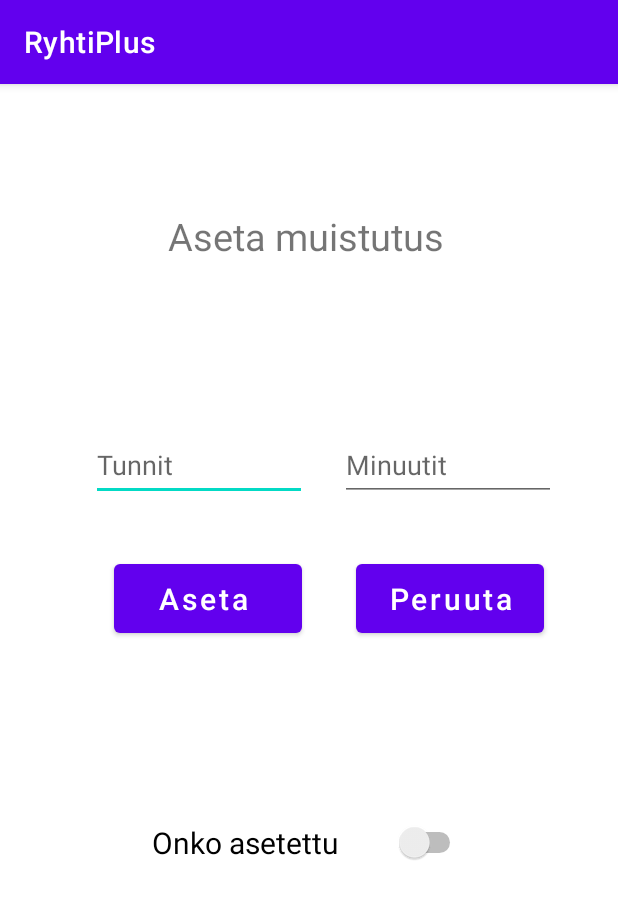
After one commit to Saukho/ryhti, an Android app: the SetNotifActivity screen opened directly, with no data from a screen before it, on a phone screen of 412 x 824 dp. The commit adds this screen. Shown: the top 899 px of the screen. Run offline under Robolectric (Android 15) with nearby library versions, the phone set to English and light mode, and no system bars.

Commit message:
MainActivityn koodi on siirretty setNotifActivity - tiedostoon.

```diff
--- a/app/src/main/AndroidManifest.xml
+++ b/app/src/main/AndroidManifest.xml
@@ -22,6 +22,9 @@
         <receiver android:name="AlarmReciver"
             android:enabled="true"
             android:exported="true"/>
+        <activity
+            android:name=".SetNotifActivity"
+            android:exported="true" />
     </application>
 
 </manifest>
--- /dev/null
+++ b/app/src/main/java/com/example/ryhtiplus/SetNotifActivity.java
@@ -0,0 +1,94 @@
+package com.example.ryhtiplus;
+
+
+import android.app.AlarmManager;
+import android.app.PendingIntent;
+import android.os.Bundle;
+import android.view.View;
+import android.widget.Button;
+import android.widget.EditText;
+import android.widget.Switch;
+import android.widget.Toast;
+
+import androidx.appcompat.app.AppCompatActivity;
+
+public class SetNotifActivity extends MainActivity{
+
+    PendingIntent pendingIntent;
+    AlarmManager alarmManager;
+    EditText setHour;
+    EditText setMinute;
+    Switch isAlarmEnabled;
+    Button setAlarmButton;
+    Button cancleAlarmBtn;
+    AlarmHandler alarmHandler;
+
+    @Override
+    protected void onCreate(Bundle savedInstanceState) {
+        super.onCreate(savedInstanceState);
+        setContentView(R.layout.activity_set_notif);
+        alarmManager = (AlarmManager) getSystemService(ALARM_SERVICE);
+        setHour = findViewById(R.id.setHour);
+        setMinute = findViewById(R.id.setMinute);
+        isAlarmEnabled = (Switch) findViewById(R.id.isAlarmEnabled);
+        setAlarmButton = (Button) findViewById(R.id.setAlarmButton);
+        cancleAlarmBtn = (Button) findViewById(R.id.cancleAlarmBtn);
+        alarmHandler = new AlarmHandler(this, alarmManager);
+        isAlarmEnabled.setChecked(false);
+    }
+
+    @Override
+    protected void onPause() {
+        super.onPause();
+        isAlarmEnabled.setChecked(true);
+    }
+
+    public void setAlarm(View view){
+        int hour = 0;
+        int minute = 0;
+        //Tarkistaa, että tunti on kokonaisluku, muuten se on 0
+        try {
+             hour = Integer.parseInt(setHour.getText().toString());
+        }catch (NumberFormatException ex) {
+
+        }
+        //Tarkistaa, että minuutit on kokonaisluku, muuten ilmoittaa siitä käyttäjälle
+        try {
+            minute = Integer.parseInt(setMinute.getText().toString());
+        }catch (NumberFormatException ex) {
+            Toast.makeText(SetNotifActivity.this, "Anna minuutit kokonaislukuna", Toast.LENGTH_SHORT).show();
+            return;
+        }
+
+        long setTime = turnHourToMls(hour) + turnMinuteToMls(minute);
+        if(setTime  >= 60000){
+            Alarm alarm = new Alarm(1, setTime, "Notification","Text",true);
+            alarmHandler.setNewAlarm(alarm);
+        } else {
+            setTime = 1000;
+            Alarm alarm = new Alarm(1, setTime,"Notification","Text",true);
+            alarmHandler.setNewAlarm(alarm);
+        }
+        isAlarmEnabled.setChecked(true);
+        Toast.makeText(SetNotifActivity.this, "Muistutus on asetettu", Toast.LENGTH_SHORT).show();
+    }
+
+    public void cancleAlarm(View view){
+        //tätä pitää vielä muokata
+        /*Intent intent = new Intent(this, AlarmReciver.class);
+        pendingIntent = PendingIntent.getBroadcast(this, Integer.valueOf(setId.getText().toString()) + 10, intent, 0);
+        alarmManager.cancel(pendingIntent);
+        Toast.makeText(MainActivity.this, "ALARM OFF", Toast.LENGTH_SHORT).show();*/
+        isAlarmEnabled.setChecked(false);
+        Toast.makeText(SetNotifActivity.this, "Muistutus on peruuttu", Toast.LENGTH_SHORT).show();
+    }
+    public long turnHourToMls(int h){
+        long mls = h * 1000 * 60 * 60;
+        return mls;
+    }
+    public long turnMinuteToMls(int m){
+        long mls = m * 1000 * 60;
+        return mls;
+    }
+
+}
--- /dev/null
+++ b/app/src/main/res/layout/activity_set_notif.xml
@@ -0,0 +1,96 @@
+<?xml version="1.0" encoding="utf-8"?>
+<androidx.constraintlayout.widget.ConstraintLayout xmlns:android="http://schemas.android.com/apk/res/android"
+xmlns:app="http://schemas.android.com/apk/res-auto"
+xmlns:tools="http://schemas.android.com/tools"
+android:layout_width="match_parent"
+android:layout_height="match_parent"
+tools:context=".SetNotifActivity">
+
+<!--Added Toggle Button to set the alarm on or off-->
+<!--ByDefault toggleButton is set to false-->
+
+<EditText
+    android:id="@+id/setHour"
+    android:layout_width="144dp"
+    android:layout_height="48dp"
+    android:layout_marginTop="88dp"
+    android:ems="10"
+    android:hint="Tunnit"
+    android:inputType="textPersonName"
+    app:layout_constraintEnd_toStartOf="@+id/setMinute"
+    app:layout_constraintHorizontal_bias="0.731"
+    app:layout_constraintStart_toStartOf="parent"
+    app:layout_constraintTop_toBottomOf="@+id/textViewSetTime" />
+
+<EditText
+    android:id="@+id/setMinute"
+    android:layout_width="144dp"
+    android:layout_height="48dp"
+    android:layout_marginTop="88dp"
+    android:ems="10"
+    android:hint="Minuutit"
+    android:inputType="time"
+    app:layout_constraintEnd_toEndOf="parent"
+    app:layout_constraintHorizontal_bias="0.846"
+    app:layout_constraintStart_toStartOf="parent"
+    app:layout_constraintTop_toBottomOf="@+id/textViewSetTime" />
+
+<Switch
+    android:id="@+id/isAlarmEnabled"
+    android:layout_width="209dp"
+    android:layout_height="59dp"
+    android:layout_marginTop="92dp"
+    android:editable="false"
+    android:minHeight="48dp"
+    android:text="Onko asetettu"
+    android:textSize="20sp"
+    app:layout_constraintEnd_toEndOf="parent"
+    app:layout_constraintStart_toStartOf="parent"
+    app:layout_constraintTop_toTopOf="@+id/guideline2" />
+
+<Button
+    android:id="@+id/setAlarmButton"
+    android:layout_width="125dp"
+    android:layout_height="58dp"
+    android:layout_marginStart="76dp"
+    android:layout_marginTop="36dp"
+    android:onClick="setAlarm"
+    android:text="Aseta "
+    android:textAllCaps="false"
+    android:textSize="20sp"
+    app:layout_constraintStart_toStartOf="parent"
+    app:layout_constraintTop_toBottomOf="@+id/setHour" />
+
+<Button
+    android:id="@+id/cancleAlarmBtn"
+    android:layout_width="125dp"
+    android:layout_height="58dp"
+    android:layout_marginStart="36dp"
+    android:onClick="cancleAlarm"
+    android:text="Peruuta"
+    android:textAllCaps="false"
+    android:textSize="20sp"
+    app:layout_constraintBaseline_toBaselineOf="@+id/setAlarmButton"
+    app:layout_constraintStart_toEndOf="@+id/setAlarmButton" />
+
+<TextView
+    android:id="@+id/textViewSetTime"
+    android:layout_width="186dp"
+    android:layout_height="58dp"
+    android:layout_marginTop="84dp"
+    android:text="Aseta muistutus"
+    android:textSize="25sp"
+    app:layout_constraintEnd_toEndOf="parent"
+    app:layout_constraintHorizontal_bias="0.497"
+    app:layout_constraintStart_toStartOf="parent"
+    app:layout_constraintTop_toTopOf="parent" />
+
+<androidx.constraintlayout.widget.Guideline
+    android:id="@+id/guideline2"
+    android:layout_width="wrap_content"
+    android:layout_height="wrap_content"
+    android:orientation="horizontal"
+    app:layout_constraintGuide_percent="0.5" />
+
+
+</androidx.constraintlayout.widget.ConstraintLayout>
--- a/app/src/main/res/values/strings.xml
+++ b/app/src/main/res/values/strings.xml
@@ -1,3 +1,4 @@
 <resources>
     <string name="app_name">RyhtiPlus</string>
+    <string name="buttonMainSetNotif">Aseta muistutuksen</string>
 </resources>
```
Also changed, not shown: app/src/main/java/com/example/ryhtiplus/AlarmReciver.java (+1 -7 lines), app/src/main/java/com/example/ryhtiplus/MainActivity.java (+7 -87 lines), app/src/main/res/layout/activity_main.xml (+8 -87 lines).
